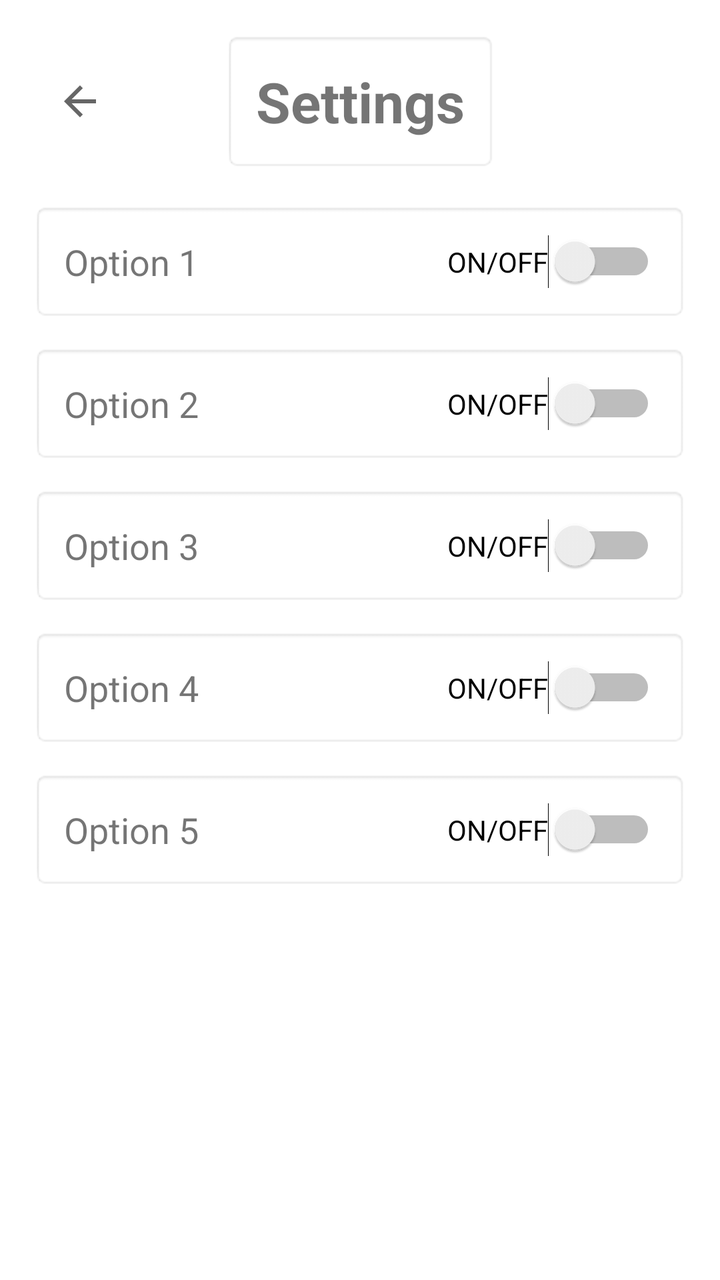
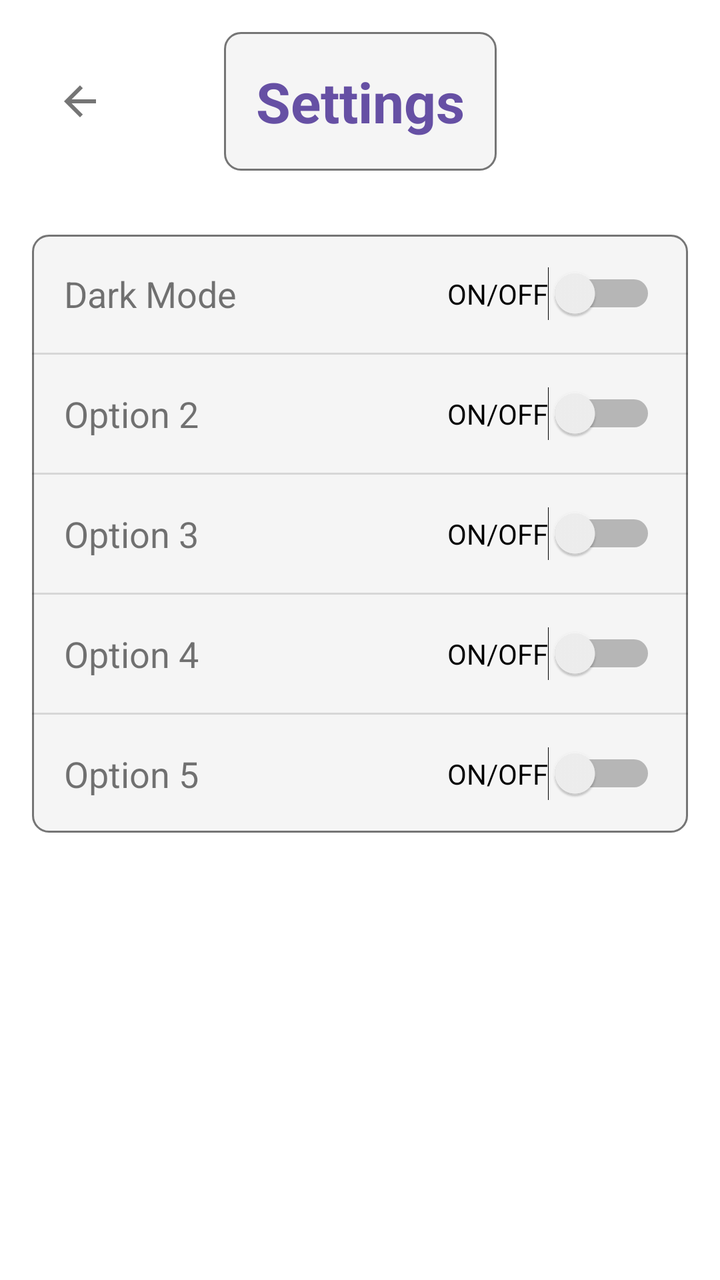

Two renders of the same Android screen: before a commit and after it. Below are the layout's source before the change and the commit's diff.
<!-- AndroidManifest.xml: application theme Theme.CS422PanicPlanner -->
<!-- res/layout/settings.xml -->
<?xml version="1.0" encoding="utf-8"?>
<androidx.constraintlayout.widget.ConstraintLayout xmlns:android="http://schemas.android.com/apk/res/android"
    xmlns:app="http://schemas.android.com/apk/res-auto"
    android:layout_width="match_parent"
    android:layout_height="match_parent"
    android:background="@android:color/white"
    android:fitsSystemWindows="true"
    android:padding="16dp">

    
    <ImageButton
        android:id="@+id/btn_back"
        android:layout_width="48dp"
        android:layout_height="48dp"
        android:background="?android:attr/selectableItemBackgroundBorderless"
        android:contentDescription="Back"
        android:src="@drawable/ic_arrow_back"
        app:layout_constraintBottom_toBottomOf="@+id/settings_header"
        app:layout_constraintStart_toStartOf="parent"
        app:layout_constraintTop_toTopOf="@+id/settings_header" />

    
    <TextView
        android:id="@+id/settings_header"
        android:layout_width="wrap_content"
        android:layout_height="wrap_content"
        android:background="@android:drawable/editbox_background"
        android:gravity="center"
        android:padding="16dp"
        android:text="Settings"
        android:textSize="28sp"
        android:textStyle="bold"
        app:layout_constraintEnd_toEndOf="parent"
        app:layout_constraintStart_toStartOf="parent"
        app:layout_constraintTop_toTopOf="parent" />

    
    <ScrollView
        android:layout_width="0dp"
        android:layout_height="0dp"
        android:layout_marginTop="16dp"
        app:layout_constraintBottom_toBottomOf="parent"
        app:layout_constraintEnd_toEndOf="parent"
        app:layout_constraintStart_toStartOf="parent"
        app:layout_constraintTop_toBottomOf="@+id/settings_header"
        app:layout_constraintWidth_max="600dp">

        <LinearLayout
            android:layout_width="match_parent"
            android:layout_height="wrap_content"
            android:orientation="vertical">

            <LinearLayout
                android:layout_width="match_parent"
                android:layout_height="wrap_content"
                android:layout_marginBottom="12dp"
                android:background="@android:drawable/editbox_background"
                android:gravity="center_vertical"
                android:orientation="horizontal"
                android:padding="16dp">

                <TextView
                    android:layout_width="0dp"
                    android:layout_height="wrap_content"
                    android:layout_weight="1"
                    android:text="Option 1"
                    android:textSize="18sp" />

                <Switch
                    android:layout_width="wrap_content"
                    android:layout_height="wrap_content"
                    android:text="ON/OFF" />
            </LinearLayout>

            <LinearLayout
                android:layout_width="match_parent"
                android:layout_height="wrap_content"
                android:layout_marginBottom="12dp"
                android:background="@android:drawable/editbox_background"
                android:gravity="center_vertical"
                android:orientation="horizontal"
                android:padding="16dp">

                <TextView
                    android:layout_width="0dp"
                    android:layout_height="wrap_content"
                    android:layout_weight="1"
                    android:text="Option 2"
                    android:textSize="18sp" />

                <Switch
                    android:layout_width="wrap_content"
                    android:layout_height="wrap_content"
                    android:text="ON/OFF" />
            </LinearLayout>

            <LinearLayout
                android:layout_width="match_parent"
                android:layout_height="wrap_content"
                android:layout_marginBottom="12dp"
                android:background="@android:drawable/editbox_background"
                android:gravity="center_vertical"
                android:orientation="horizontal"
                android:padding="16dp">

                <TextView
                    android:layout_width="0dp"
                    android:layout_height="wrap_content"
                    android:layout_weight="1"
                    android:text="Option 3"
                    android:textSize="18sp" />

                <Switch
                    android:layout_width="wrap_content"
                    android:layout_height="wrap_content"
                    android:text="ON/OFF" />
            </LinearLayout>

            <LinearLayout
                android:layout_width="match_parent"
                android:layout_height="wrap_content"
                android:layout_marginBottom="12dp"
                android:background="@android:drawable/editbox_background"
                android:gravity="center_vertical"
                android:orientation="horizontal"
                android:padding="16dp">

                <TextView
                    android:layout_width="0dp"
                    android:layout_height="wrap_content"
                    android:layout_weight="1"
                    android:text="Option 4"
                    android:textSize="18sp" />

                <Switch
                    android:layout_width="wrap_content"
                    android:layout_height="wrap_content"
                    android:text="ON/OFF" />
            </LinearLayout>

            <LinearLayout
                android:layout_width="match_parent"
                android:layout_height="wrap_content"
                android:layout_marginBottom="12dp"
                android:background="@android:drawable/editbox_background"
                android:gravity="center_vertical"
                android:orientation="horizontal"
                android:padding="16dp">

                <TextView
                    android:layout_width="0dp"
                    android:layout_height="wrap_content"
                    android:layout_weight="1"
                    android:text="Option 5"
                    android:textSize="18sp" />

                <Switch
                    android:layout_width="wrap_content"
                    android:layout_height="wrap_content"
                    android:text="ON/OFF" />
            </LinearLayout>

        </LinearLayout>
    </ScrollView>

</androidx.constraintlayout.widget.ConstraintLayout>
<!-- resources referenced by this layout -->
<resources>
  <!-- drawable ic_arrow_back (drawable) -->
  <vector xmlns:android="http://schemas.android.com/apk/res/android"
      android:width="24dp"
      android:height="24dp"
      android:viewportWidth="24"
      android:viewportHeight="24"
      android:tint="?attr/colorControlNormal">
    <path
        android:fillColor="@android:color/white"
        android:pathData="M20,11H7.83l5.59,-5.59L12,4l-8,8 8,8 1.41,-1.41L7.83,13H20v-2z"/>
  </vector>
  <style name="Theme.CS422PanicPlanner" parent="Theme.AppCompat.Light.NoActionBar">
          <item name="android:windowBackground">@android:color/white</item>
      </style>
</resources>

<!-- the commit's change to res/layout/settings.xml (unified diff, before → after) -->
@@ -3,7 +3,7 @@
     xmlns:app="http://schemas.android.com/apk/res-auto"
     android:layout_width="match_parent"
     android:layout_height="match_parent"
-    android:background="@android:color/white"
+    android:background="?android:attr/windowBackground"
     android:fitsSystemWindows="true"
     android:padding="16dp">
 
@@ -15,6 +15,7 @@
         android:background="?android:attr/selectableItemBackgroundBorderless"
         android:contentDescription="Back"
         android:src="@drawable/ic_arrow_back"
+        app:tint="?attr/colorPrimary"
         app:layout_constraintBottom_toBottomOf="@+id/settings_header"
         app:layout_constraintStart_toStartOf="parent"
         app:layout_constraintTop_toTopOf="@+id/settings_header" />
@@ -24,10 +25,11 @@
         android:id="@+id/settings_header"
         android:layout_width="wrap_content"
         android:layout_height="wrap_content"
-        android:background="@android:drawable/editbox_background"
+        android:background="@drawable/bg_container"
         android:gravity="center"
         android:padding="16dp"
         android:text="Settings"
+        android:textColor="?attr/colorPrimary"
         android:textSize="28sp"
         android:textStyle="bold"
         app:layout_constraintEnd_toEndOf="parent"
@@ -38,7 +40,9 @@
     <ScrollView
         android:layout_width="0dp"
         android:layout_height="0dp"
-        android:layout_marginTop="16dp"
+        android:layout_marginTop="24dp"
+        android:clipToPadding="false"
+        android:paddingTop="8dp"
         app:layout_constraintBottom_toBottomOf="parent"
         app:layout_constraintEnd_toEndOf="parent"
         app:layout_constraintStart_toStartOf="parent"
@@ -48,13 +52,12 @@
         <LinearLayout
             android:layout_width="match_parent"
             android:layout_height="wrap_content"
+            android:background="@drawable/bg_container"
             android:orientation="vertical">
 
             <LinearLayout
                 android:layout_width="match_parent"
                 android:layout_height="wrap_content"
-                android:layout_marginBottom="12dp"
-                android:background="@android:drawable/editbox_background"
                 android:gravity="center_vertical"
                 android:orientation="horizontal"
                 android:padding="16dp">
@@ -63,20 +66,24 @@
                     android:layout_width="0dp"
                     android:layout_height="wrap_content"
                     android:layout_weight="1"
-                    android:text="Option 1"
+                    android:text="Dark Mode"
                     android:textSize="18sp" />
 
                 <Switch
+                    android:id="@+id/switch_dark_mode"
                     android:layout_width="wrap_content"
                     android:layout_height="wrap_content"
                     android:text="ON/OFF" />
             </LinearLayout>
 
+            <View
+                android:layout_width="match_parent"
+                android:layout_height="1dp"
+                android:background="?android:attr/listDivider" />
+
             <LinearLayout
                 android:layout_width="match_parent"
                 android:layout_height="wrap_content"
-                android:layout_marginBottom="12dp"
-                android:background="@android:drawable/editbox_background"
                 android:gravity="center_vertical"
                 android:orientation="horizontal"
                 android:padding="16dp">
@@ -94,11 +101,14 @@
                     android:text="ON/OFF" />
             </LinearLayout>
 
+            <View
+                android:layout_width="match_parent"
+                android:layout_height="1dp"
+                android:background="?android:attr/listDivider" />
+
             <LinearLayout
                 android:layout_width="match_parent"
                 android:layout_height="wrap_content"
-                android:layout_marginBottom="12dp"
-                android:background="@android:drawable/editbox_background"
                 android:gravity="center_vertical"
                 android:orientation="horizontal"
                 android:padding="16dp">
@@ -116,11 +126,14 @@
                     android:text="ON/OFF" />
             </LinearLayout>
 
+            <View
+                android:layout_width="match_parent"
+                android:layout_height="1dp"
+                android:background="?android:attr/listDivider" />
+
             <LinearLayout
                 android:layout_width="match_parent"
                 android:layout_height="wrap_content"
-                android:layout_marginBottom="12dp"
-                android:background="@android:drawable/editbox_background"
                 android:gravity="center_vertical"
                 android:orientation="horizontal"
                 android:padding="16dp">
@@ -138,11 +151,14 @@
                     android:text="ON/OFF" />
             </LinearLayout>
 
+            <View
+                android:layout_width="match_parent"
+                android:layout_height="1dp"
+                android:background="?android:attr/listDivider" />
+
             <LinearLayout
                 android:layout_width="match_parent"
                 android:layout_height="wrap_content"
-                android:layout_marginBottom="12dp"
-                android:background="@android:drawable/editbox_background"
                 android:gravity="center_vertical"
                 android:orientation="horizontal"
                 android:padding="16dp">
<!-- resource entries referenced after the edit -->
@@ -1,5 +1,14 @@
 <!-- resources referenced by this layout -->
 <resources>
+  <!-- drawable bg_container (drawable) -->
+  <?xml version="1.0" encoding="utf-8"?>
+  <shape xmlns:android="http://schemas.android.com/apk/res/android">
+      <solid android:color="?android:attr/colorBackground" />
+      <stroke
+          android:width="1dp"
+          android:color="?android:attr/textColorSecondary" />
+      <corners android:radius="8dp" />
+  </shape>
   <!-- drawable ic_arrow_back (drawable) -->
   <vector xmlns:android="http://schemas.android.com/apk/res/android"
       android:width="24dp"
@@ -11,8 +20,63 @@
         android:fillColor="@android:color/white"
         android:pathData="M20,11H7.83l5.59,-5.59L12,4l-8,8 8,8 1.41,-1.41L7.83,13H20v-2z"/>
   </vector>
-  <style name="Theme.CS422PanicPlanner" parent="Theme.AppCompat.Light.NoActionBar">
-          <item name="android:windowBackground">@android:color/white</item>
+  <style name="Theme.CS422PanicPlanner" parent="Theme.AppCompat.DayNight.NoActionBar">
+          <item name="android:windowBackground">@color/white</item>
+          <item name="android:colorBackground">#F5F5F5</item>
+  
+          <item name="colorPrimary">@color/purple_500</item>
+          <item name="colorPrimaryDark">@color/purple_700</item>
+          <item name="colorAccent">@color/purple_500</item>
+  
+          <item name="android:textColorPrimary">@color/black</item>
+          <item name="android:textColorSecondary">#757575</item>
+  
+          <item name="android:statusBarColor">@color/white</item>
+  
+          <item name="alertDialogTheme">@style/Theme.App.AlertDialog</item>
+          <item name="android:alertDialogTheme">@style/Theme.App.AlertDialog</item>
+  
+          
+          <item name="buttonStyle">@style/Widget.App.Button</item>
+          <item name="android:buttonStyleSmall">@style/Widget.App.Button.Small</item>
       </style>
+  <color name="white">#FFFFFFFF</color>
+  <color name="purple_500">#6650A4</color>
+  <color name="purple_700">#4F378B</color>
+  <color name="black">#FF000000</color>
+  <style name="Theme.App.AlertDialog" parent="Theme.AppCompat.Light.Dialog.Alert">
+          <item name="colorAccent">@color/purple_500</item>
+      </style>
+  <style name="Widget.App.Button" parent="Widget.AppCompat.Button">
+          <item name="android:background">@drawable/bg_button_rounded</item>
+          <item name="android:backgroundTint">@color/purple_500</item>
+          <item name="android:textColor">@color/white</item>
+          <item name="android:textAllCaps">false</item>
+          <item name="android:minHeight">48dp</item>
+          <item name="android:paddingStart">24dp</item>
+          <item name="android:paddingEnd">24dp</item>
+          <item name="android:textStyle">bold</item>
+      </style>
+  <style name="Widget.App.Button.Small" parent="Widget.AppCompat.Button.Small">
+          <item name="android:background">@drawable/bg_button_rounded</item>
+          <item name="android:backgroundTint">@color/purple_500</item>
+          <item name="android:textColor">@color/white</item>
+          <item name="android:textAllCaps">false</item>
+          <item name="android:minHeight">40dp</item>
+          <item name="android:paddingStart">16dp</item>
+          <item name="android:paddingEnd">16dp</item>
+          <item name="android:textStyle">bold</item>
+      </style>
+  <!-- drawable bg_button_rounded (drawable) -->
+  <?xml version="1.0" encoding="utf-8"?>
+  <ripple xmlns:android="http://schemas.android.com/apk/res/android"
+      android:color="?attr/colorControlHighlight">
+      <item>
+          <shape android:shape="rectangle">
+              <solid android:color="@android:color/white" /> 
+              <corners android:radius="100dp" />
+          </shape>
+      </item>
+  </ripple>
 </resources>
 
